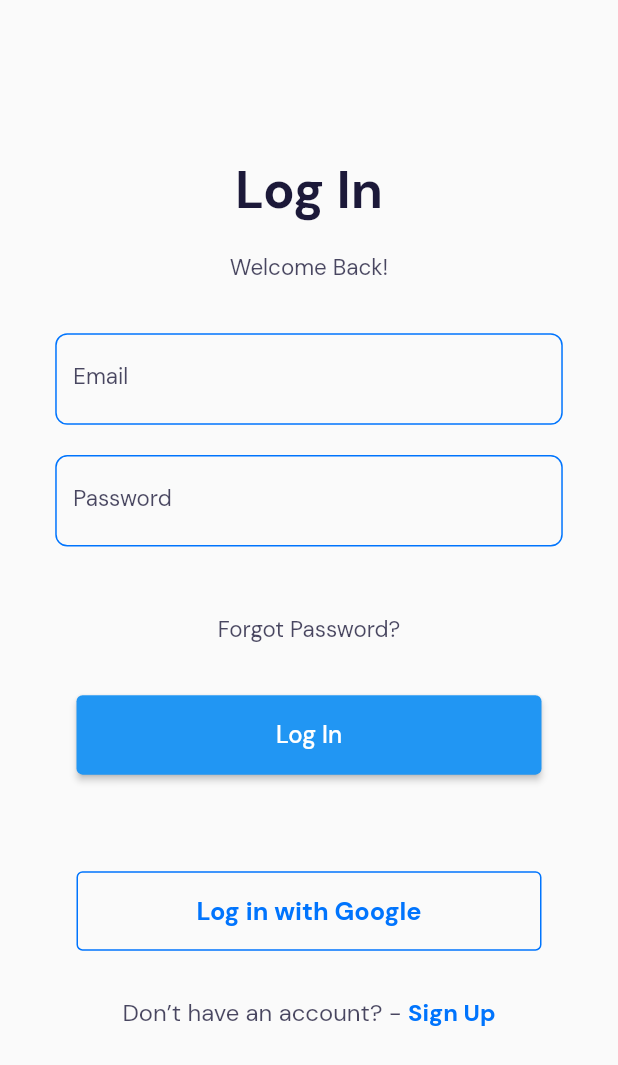
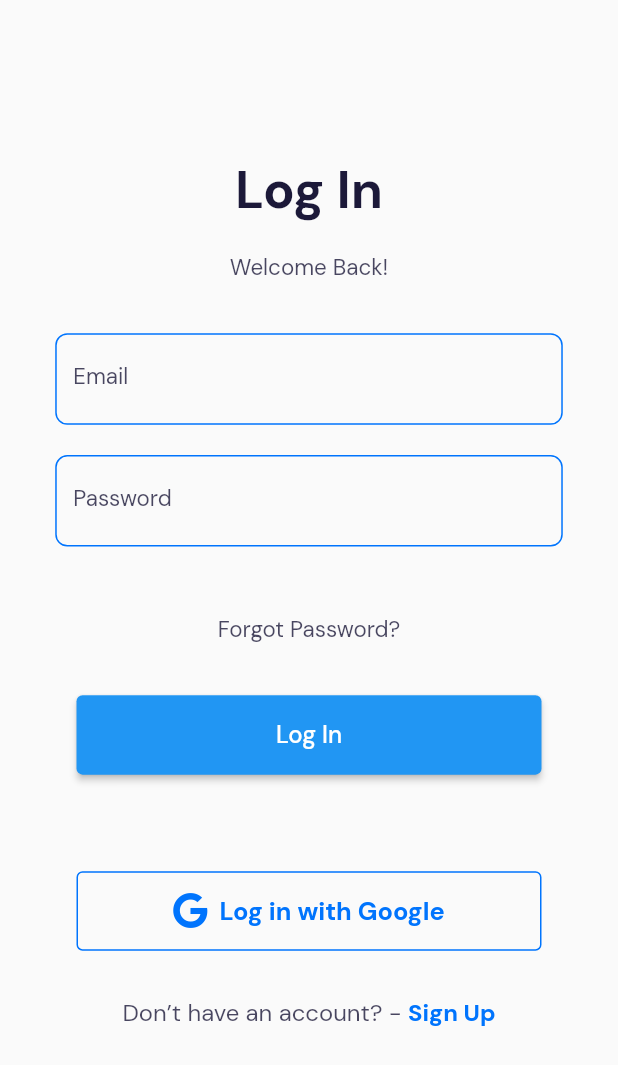
Before and after one commit to Pedroadlcruz/books_app, a Flutter app: the screen it shows after launch, after a tap on an icon or button, on a phone screen of 412 x 824 dp. Shown: the top 1065 px of the screen. Run offline on Flutter 3.47's test engine with Material 2 defaults, Android fonts, the light colour scheme and no system bars; our stand-ins replace equatable, firebase_auth, firebase_core, font_awesome_flutter, google_fonts, google_sign_in and 1 more; missing offline and left inert: firebase_auth_web, firebase_core_web, google_sign_in_web; accounts and stored records are empty.

Commit message:
Auth Repository Contract and Implementation added

```diff
--- /dev/null
+++ b/lib/books_app.dart
@@ -0,0 +1,55 @@
+import 'package:flutter/material.dart';
+import 'package:flutter/services.dart';
+import 'package:google_fonts/google_fonts.dart';
+import 'package:provider/provider.dart';
+
+import 'package:take_home_project/core/routes/app_router.dart';
+import 'package:take_home_project/core/extensions/responsive.dart';
+import 'package:take_home_project/features/auth/repositories/auth_repository_impl.dart';
+
+class BooksApp extends StatelessWidget {
+  // This widget is the root of your application.
+  const BooksApp({
+    Key? key,
+    required AuthRepositoryImpl authRepository,
+  })  : _authRepository = authRepository,
+        super(key: key);
+
+  final AuthRepositoryImpl _authRepository;
+  @override
+  Widget build(BuildContext context) {
+    // return MultiProvider(providers: [], child: _AppView());
+    return _AppView();
+  }
+}
+
+class _AppView extends StatelessWidget {
+  const _AppView({
+    Key? key,
+  }) : super(key: key);
+
+  @override
+  Widget build(BuildContext context) {
+    return Sizer(
+      builder: (BuildContext context, Orientation orientation,
+          DeviceType deviceType) {
+        return AnnotatedRegion<SystemUiOverlayStyle>(
+          value: const SystemUiOverlayStyle(
+            statusBarColor: Colors.transparent,
+            statusBarIconBrightness: Brightness.dark,
+          ),
+          child: MaterialApp(
+            title: 'Take Home Projects',
+            debugShowCheckedModeBanner: false,
+            theme: ThemeData(
+              primarySwatch: Colors.blue,
+              textTheme:
+                  GoogleFonts.dmSansTextTheme(Theme.of(context).textTheme),
+            ),
+            onGenerateRoute: AppRouter.generateRoute,
+          ),
+        );
+      },
+    );
+  }
+}
--- /dev/null
+++ b/lib/features/auth/models/user.dart
@@ -0,0 +1,28 @@
+import 'package:equatable/equatable.dart';
+
+/// User model
+///
+/// [User.empty] represents an unauthenticated user.
+
+class User extends Equatable {
+  final String? email;
+  final String id;
+  final String? name;
+  final String? photo;
+
+  const User({
+    required this.id,
+    this.email,
+    this.name,
+    this.photo,
+  });
+
+  @override
+  List<Object?> get props => [email, id, name, photo];
+
+  static const empty = User(id: '');
+
+  bool get isEmpty => this == User.empty;
+
+  bool get isNotEmpty => this != User.empty;
+}
--- a/lib/features/auth/ui/screens/login_screen.dart
+++ b/lib/features/auth/ui/screens/login_screen.dart
@@ -1,4 +1,5 @@
 import 'package:flutter/material.dart';
+import 'package:font_awesome_flutter/font_awesome_flutter.dart';
 import 'package:take_home_project/core/constants/strings.dart';
 import 'package:take_home_project/core/extensions/responsive.dart';
 import 'package:take_home_project/core/theme/app_colors.dart';
@@ -105,8 +106,10 @@
               onPressed: () {},
             ),
             SizedBox(height: 70.dH),
-            OutlinedButton(
-              child: Text(
+            OutlinedButton.icon(
+              icon: const FaIcon(FontAwesomeIcons.google,
+                  color: AppColors.primaryColor),
+              label: Text(
                 Strings.loginWithGoogle,
                 style: TextStyles.blueText,
               ),
--- a/lib/features/auth/ui/screens/register_screen.dart
+++ b/lib/features/auth/ui/screens/register_screen.dart
@@ -1,4 +1,5 @@
 import 'package:flutter/material.dart';
+import 'package:font_awesome_flutter/font_awesome_flutter.dart';
 import 'package:take_home_project/core/constants/strings.dart';
 import 'package:take_home_project/core/extensions/responsive.dart';
 import 'package:take_home_project/core/theme/app_colors.dart';
@@ -114,8 +115,10 @@
               onPressed: () {},
             ),
             SizedBox(height: 70.dH),
-            OutlinedButton(
-              child: Text(
+            OutlinedButton.icon(
+              icon: const FaIcon(FontAwesomeIcons.google,
+                  color: AppColors.primaryColor),
+              label: Text(
                 Strings.signUpWithGoogle,
                 style: TextStyles.blueText,
               ),
--- a/lib/main.dart
+++ b/lib/main.dart
@@ -1,9 +1,12 @@
 import 'package:firebase_core/firebase_core.dart';
 import 'package:flutter/material.dart';
-import 'package:take_home_project/take_home_project.dart';
+import 'package:take_home_project/books_app.dart';
+import 'package:take_home_project/features/auth/repositories/auth_repository_impl.dart';
 
 void main() async {
   WidgetsFlutterBinding.ensureInitialized();
   await Firebase.initializeApp();
-  runApp(TakeHomeProjectApp());
+  final authRepository = AuthRepositoryImpl();
+  await authRepository.user.first;
+  runApp(BooksApp(authRepository: authRepository));
 }
--- a/lib/take_home_project.dart
+++ /dev/null
@@ -1,34 +0,0 @@
-import 'package:flutter/material.dart';
-import 'package:flutter/services.dart';
-import 'package:google_fonts/google_fonts.dart';
-
-import 'package:take_home_project/core/routes/app_router.dart';
-import 'package:take_home_project/core/extensions/responsive.dart';
-
-class TakeHomeProjectApp extends StatelessWidget {
-  // This widget is the root of your application.
-  @override
-  Widget build(BuildContext context) {
-    return Sizer(
-      builder: (BuildContext context, Orientation orientation,
-          DeviceType deviceType) {
-        return AnnotatedRegion<SystemUiOverlayStyle>(
-          value: const SystemUiOverlayStyle(
-            statusBarColor: Colors.transparent,
-            statusBarIconBrightness: Brightness.dark,
-          ),
-          child: MaterialApp(
-            title: 'Take Home Projects',
-            debugShowCheckedModeBanner: false,
-            theme: ThemeData(
-              primarySwatch: Colors.blue,
-              textTheme:
-                  GoogleFonts.dmSansTextTheme(Theme.of(context).textTheme),
-            ),
-            onGenerateRoute: AppRouter.generateRoute,
-          ),
-        );
-      },
-    );
-  }
-}
--- a/pubspec.yaml
+++ b/pubspec.yaml
@@ -41,6 +41,8 @@
 
  #State Management
   provider: ^6.0.1
+
+  equatable: ^2.0.3
 
 
 dev_dependencies:
```
Also changed, not shown: lib/features/auth/bloc/login_bloc.dart (added, +19 -0 lines), lib/features/auth/repositories/auth_exceptions.dart (added, +131 -0 lines), lib/features/auth/repositories/auth_repository.dart (added, +8 -0 lines), lib/features/auth/repositories/auth_repository_impl.dart (added, +111 -0 lines), pubspec.lock, 610 other files.
